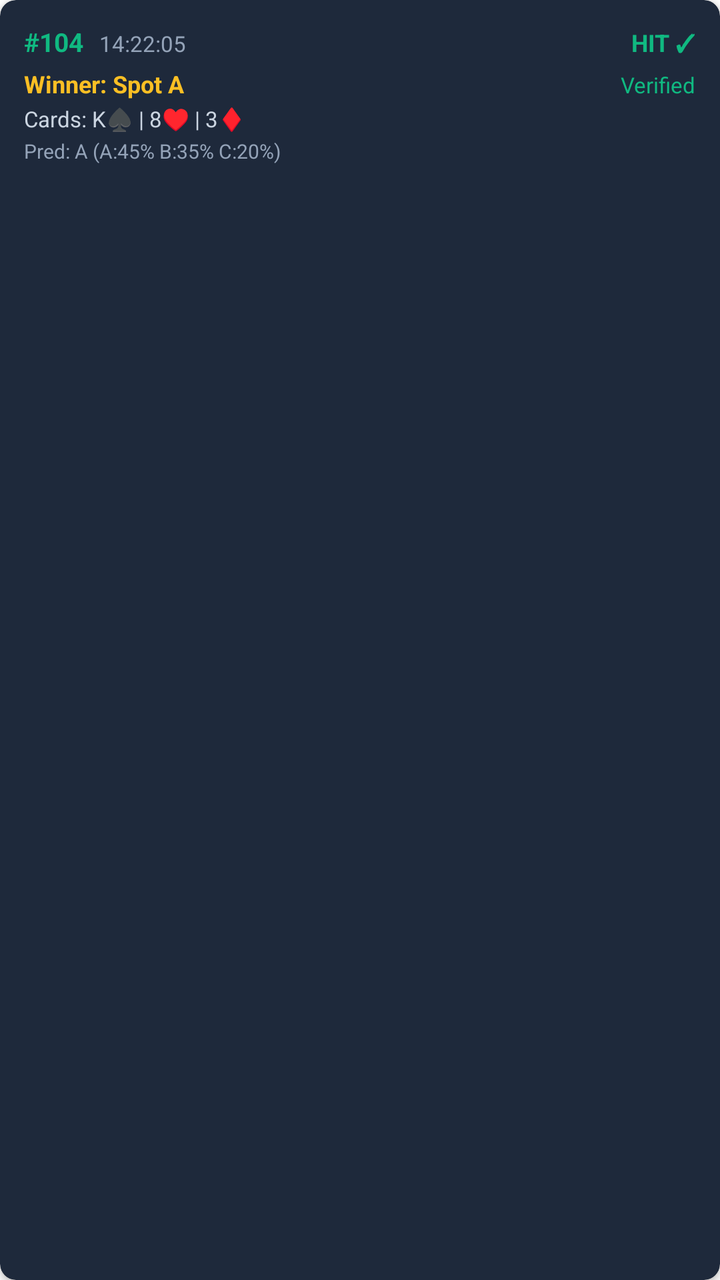
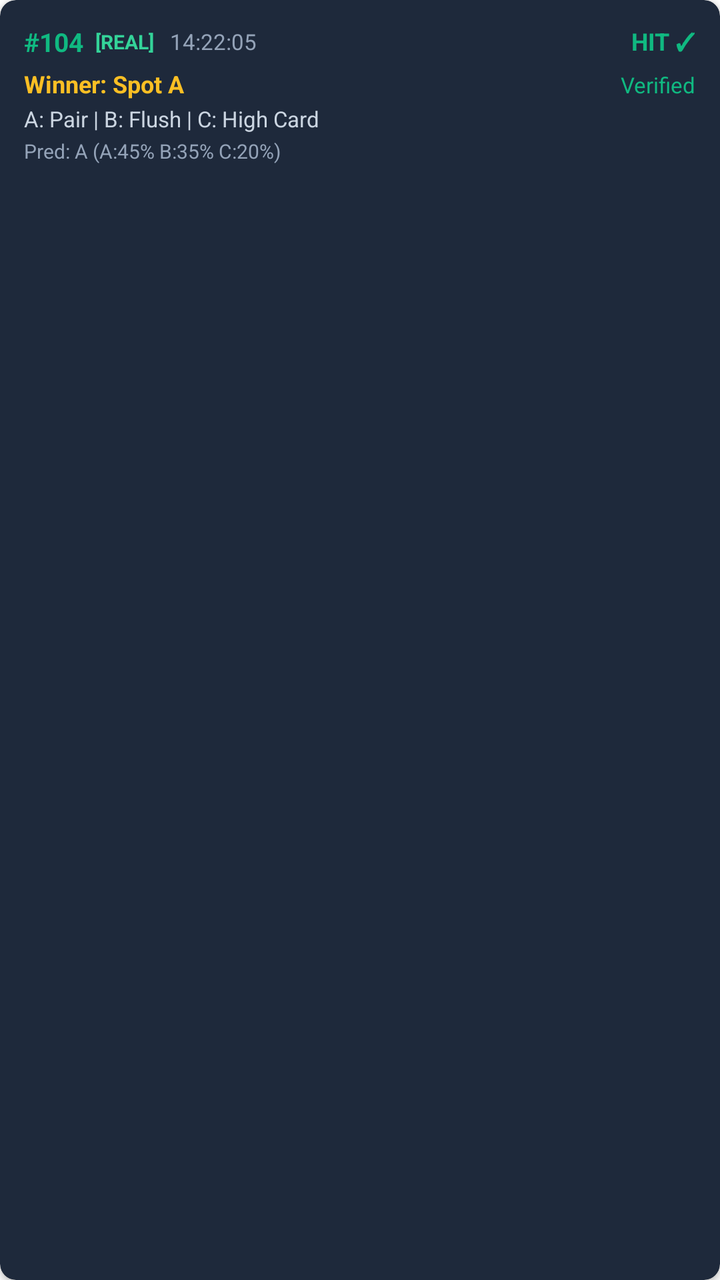

An Android layout rendered at two revisions. The XML below is the earlier revision; the diff shows what the commit changed to produce the second picture.
<!-- AndroidManifest.xml: application theme Theme.SceneBot -->
<!-- res/layout/item_round_history.xml -->
<?xml version="1.0" encoding="utf-8"?>
<androidx.cardview.widget.CardView xmlns:android="http://schemas.android.com/apk/res/android"
    xmlns:app="http://schemas.android.com/apk/res-auto"
    android:layout_width="match_parent"
    android:layout_height="wrap_content"
    android:layout_marginBottom="8dp"
    app:cardBackgroundColor="#1E293B"
    app:cardCornerRadius="8dp"
    app:cardElevation="2dp">

    <LinearLayout
        android:layout_width="match_parent"
        android:layout_height="wrap_content"
        android:orientation="vertical"
        android:padding="12dp">

        <LinearLayout
            android:layout_width="match_parent"
            android:layout_height="wrap_content"
            android:orientation="horizontal">
            <TextView
                android:id="@+id/tv_item_round_num"
                android:layout_width="wrap_content"
                android:layout_height="wrap_content"
                android:text="#104"
                android:textColor="#10B981"
                android:textStyle="bold"
                android:textSize="13sp" />
            <TextView
                android:id="@+id/tv_item_time"
                android:layout_width="0dp"
                android:layout_weight="1"
                android:layout_height="wrap_content"
                android:text="14:22:05"
                android:textColor="#94A3B8"
                android:textSize="11sp"
                android:layout_marginStart="8dp" />
            <TextView
                android:id="@+id/tv_item_hit_status"
                android:layout_width="wrap_content"
                android:layout_height="wrap_content"
                android:text="HIT ✓"
                android:textColor="#10B981"
                android:textStyle="bold"
                android:textSize="12sp" />
        </LinearLayout>

        <LinearLayout
            android:layout_width="match_parent"
            android:layout_height="wrap_content"
            android:orientation="horizontal"
            android:layout_marginTop="4dp">
            <TextView
                android:id="@+id/tv_item_winner"
                android:layout_width="0dp"
                android:layout_weight="1"
                android:layout_height="wrap_content"
                android:text="Winner: Spot A"
                android:textColor="#FBBF24"
                android:textStyle="bold"
                android:textSize="12sp" />
            <TextView
                android:id="@+id/tv_item_detection_status"
                android:layout_width="wrap_content"
                android:layout_height="wrap_content"
                android:text="Verified"
                android:textColor="#10B981"
                android:textSize="11sp" />
        </LinearLayout>

        <TextView
            android:id="@+id/tv_item_cards"
            android:layout_width="match_parent"
            android:layout_height="wrap_content"
            android:text="Cards: K♠ | 8♥ | 3♦"
            android:textColor="#CBD5E1"
            android:textSize="11sp"
            android:layout_marginTop="2dp" />

        <TextView
            android:id="@+id/tv_item_prediction"
            android:layout_width="match_parent"
            android:layout_height="wrap_content"
            android:text="Pred: A (A:45% B:35% C:20%)"
            android:textColor="#94A3B8"
            android:textSize="10sp"
            android:layout_marginTop="2dp" />
    </LinearLayout>
</androidx.cardview.widget.CardView>
<!-- resources referenced by this layout -->
<resources>
  <style name="Theme.SceneBot" parent="Theme.MaterialComponents.DayNight.NoActionBar">
          <item name="colorPrimary">@color/primary</item>
          <item name="colorPrimaryVariant">@color/primary_dark</item>
          <item name="colorOnPrimary">@color/white</item>
      </style>
  <color name="primary">#4F46E5</color>
  <color name="primary_dark">#3730A3</color>
  <color name="white">#FFFFFF</color>
</resources>

<!-- the commit's change to res/layout/item_round_history.xml (unified diff, before → after) -->
@@ -17,7 +17,9 @@
         <LinearLayout
             android:layout_width="match_parent"
             android:layout_height="wrap_content"
-            android:orientation="horizontal">
+            android:orientation="horizontal"
+            android:gravity="center_vertical">
+
             <TextView
                 android:id="@+id/tv_item_round_num"
                 android:layout_width="wrap_content"
@@ -26,6 +28,17 @@
                 android:textColor="#10B981"
                 android:textStyle="bold"
                 android:textSize="13sp" />
+
+            <TextView
+                android:id="@+id/tv_item_source_badge"
+                android:layout_width="wrap_content"
+                android:layout_height="wrap_content"
+                android:text="[REAL]"
+                android:textColor="#34D399"
+                android:textSize="10sp"
+                android:textStyle="bold"
+                android:layout_marginStart="6dp" />
+
             <TextView
                 android:id="@+id/tv_item_time"
                 android:layout_width="0dp"
@@ -35,6 +48,7 @@
                 android:textColor="#94A3B8"
                 android:textSize="11sp"
                 android:layout_marginStart="8dp" />
+
             <TextView
                 android:id="@+id/tv_item_hit_status"
                 android:layout_width="wrap_content"
@@ -50,6 +64,7 @@
             android:layout_height="wrap_content"
             android:orientation="horizontal"
             android:layout_marginTop="4dp">
+
             <TextView
                 android:id="@+id/tv_item_winner"
                 android:layout_width="0dp"
@@ -59,6 +74,7 @@
                 android:textColor="#FBBF24"
                 android:textStyle="bold"
                 android:textSize="12sp" />
+
             <TextView
                 android:id="@+id/tv_item_detection_status"
                 android:layout_width="wrap_content"
@@ -72,7 +88,7 @@
             android:id="@+id/tv_item_cards"
             android:layout_width="match_parent"
             android:layout_height="wrap_content"
-            android:text="Cards: K♠ | 8♥ | 3♦"
+            android:text="A: Pair | B: Flush | C: High Card"
             android:textColor="#CBD5E1"
             android:textSize="11sp"
             android:layout_marginTop="2dp" />
